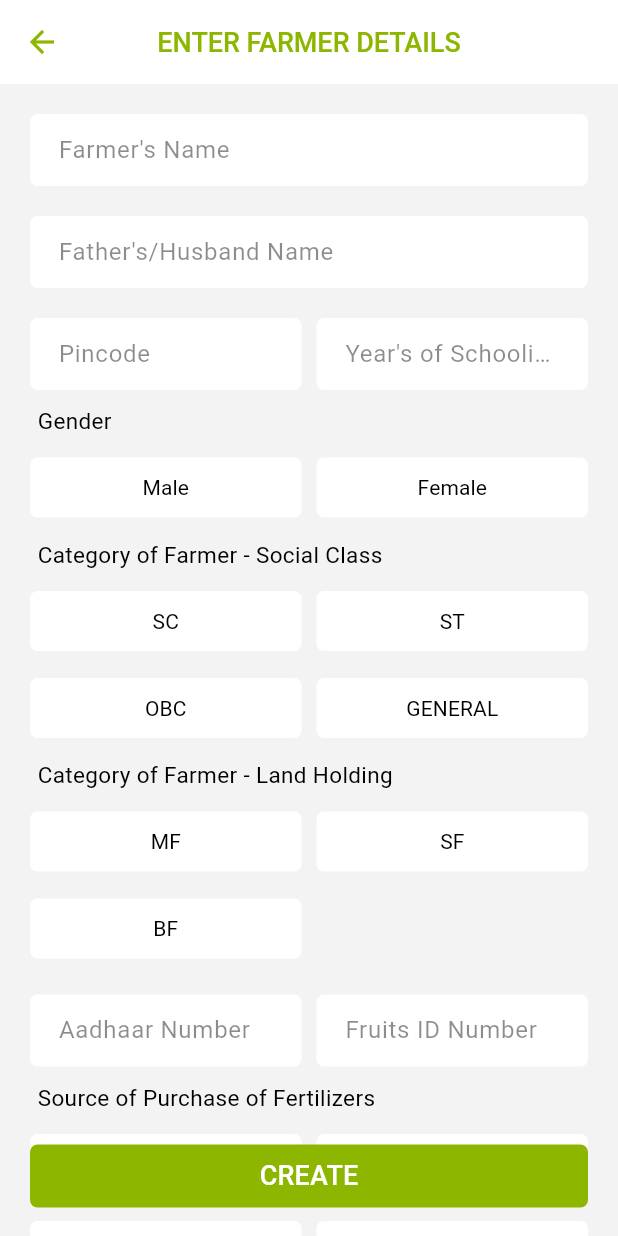
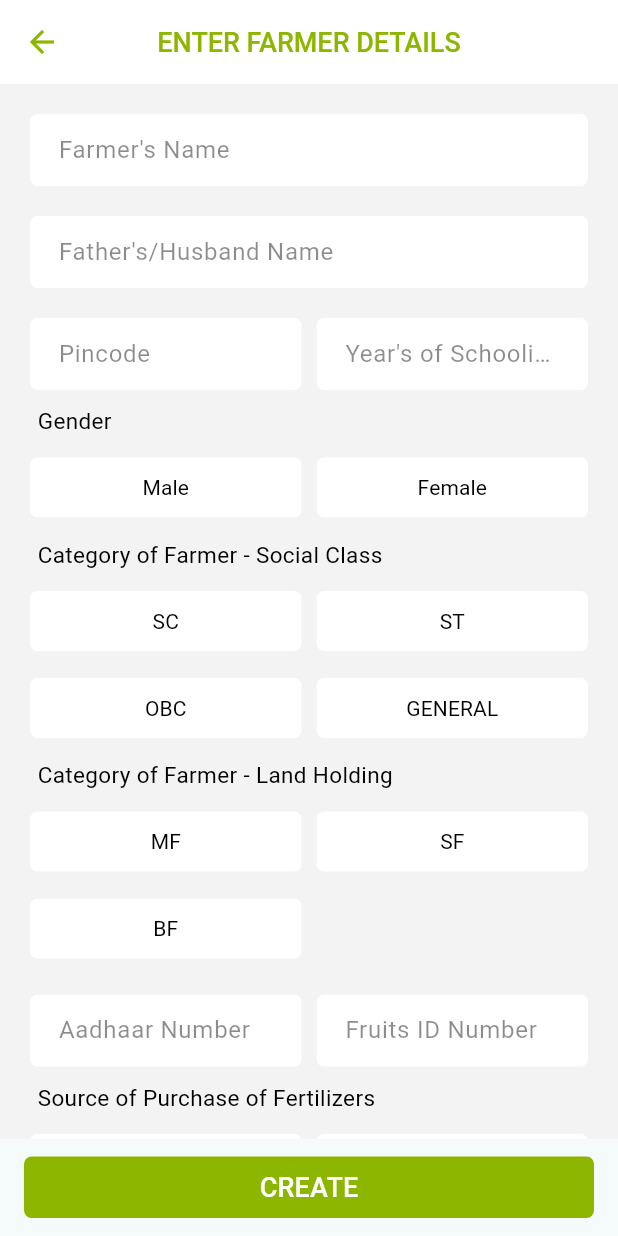
Before and after one commit to revanthraj28/GkVK, a Flutter app: the GenerateFarmersIdPage screen opened directly with empty values, on a phone screen of 412 x 824 dp. Run offline on Flutter 3.47's test engine with Material 3 defaults, Android fonts, the phone set to English and light mode, and no system bars; our stand-ins replace cloud_firestore, firebase_auth, firebase_core, get, get_storage, sqflite; accounts and stored records are empty.

Commit message:
animations done

```diff
--- a/lib/views/Generate_id/Completedetails/GenerateFarmersid/GenerateFarmersId_view.dart
+++ b/lib/views/Generate_id/Completedetails/GenerateFarmersid/GenerateFarmersId_view.dart
@@ -274,15 +274,15 @@ class GenerateFarmersIdPage extends StatelessWidget {
                               _selectedLRIReceived.value = option ?? '';
                             },
                           )),
-                      const SizedBox(height: 60.0),
+                      const SizedBox(height: 20.0),
                     ],
                   ),
                 ),
               ),
             ),
-            floatingActionButton: Container(
-              width: double.infinity,
-              padding: const EdgeInsets.symmetric(horizontal: 20.0),
+            bottomNavigationBar: BottomAppBar(
+              height: 65,
+              color: Colors.transparent,
               child: CustomTextButton(
                 text: 'CREATE',
                 onPressed: () {
@@ -323,7 +323,6 @@ class GenerateFarmersIdPage extends StatelessWidget {
                 },
               ),
             ),
-            floatingActionButtonLocation: FloatingActionButtonLocation.centerFloat,
           )
       ),
     );
--- a/lib/views/home/list_tab/list_tab_view.dart
+++ b/lib/views/home/list_tab/list_tab_view.dart
@@ -111,7 +111,7 @@ class _ListTabViewState extends State<ListTabView> {
         children: [
           Positioned.fill(
             child: Image.asset(
-              'assets/images/bg1.png',
+              'assets/images/bg5.png',
               fit: BoxFit.cover,
             ),
           ),
```
